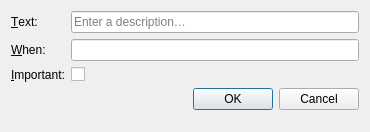
First picture: the form in RemindMeWidgets/createreminderdialog.ui, repository Skycoder42/Syrem, before the edit.
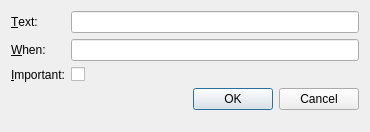
Second picture: the form after the edit. Icons and pictures are not drawn.

The edit to the form file:
```diff
--- a/RemindMeWidgets/createreminderdialog.ui
+++ b/RemindMeWidgets/createreminderdialog.ui
@@ -26,8 +26,8 @@
    </item>
    <item row="0" column="1">
     <widget class="QLineEdit" name="textLineEdit">
-     <property name="placeholderText">
-      <string>Enter a description…</string>
+     <property name="toolTip">
+      <string>Enter a description of what to be reminded</string>
      </property>
      <property name="clearButtonEnabled">
       <bool>true</bool>
```
Left out of the diff: 28 changed lines with no effect on the pictures.
